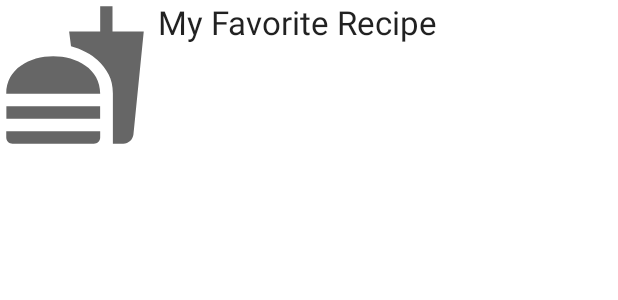
After one commit to Recishop/Recishop, an Android app: the layout item_recipe.xml on its own in the app's theme, with its tools: preview values and no code run, on a phone screen of 412 x 824 dp. The commit adds this screen. Shown: the top 300 px of the screen. Run offline under Robolectric (Android 15) with nearby library versions, the phone set to English and light mode, and no system bars.

Commit message:
Implemented recipe recycler; Created item_recipe layout; Updated session tokens for local login to parse

```diff
--- a/app/src/main/java/com/example/recishop/LoginActivity.java
+++ b/app/src/main/java/com/example/recishop/LoginActivity.java
@@ -13,6 +13,7 @@ import androidx.annotation.Nullable;
 import androidx.appcompat.app.AppCompatActivity;
 
 import com.parse.LogInCallback;
+import com.parse.Parse;
 import com.parse.ParseException;
 import com.parse.ParseUser;
 
@@ -29,10 +30,8 @@ public class LoginActivity extends AppCompatActivity {
         super.onCreate(savedInstanceState);
         setContentView(R.layout.activity_login);
 
-
         if (ParseUser.getCurrentUser() != null){
             goMainActivity();}
-
 
         etUsername = findViewById(R.id.etUsername);
         etPassword = findViewById(R.id.etPassword);
@@ -94,7 +93,6 @@ public class LoginActivity extends AppCompatActivity {
                     Log.e(TAG, "Issue with login", e);
                     return;
                 }
-                //TODO: navigate to the main activity if user has logged in correctly
                 goMainActivity();
                 Toast.makeText(LoginActivity.this, "Success!", Toast.LENGTH_SHORT).show();
             }
--- a/app/src/main/java/com/example/recishop/MainActivity.java
+++ b/app/src/main/java/com/example/recishop/MainActivity.java
@@ -5,11 +5,16 @@ import androidx.appcompat.app.AppCompatActivity;
 import androidx.fragment.app.Fragment;
 import androidx.fragment.app.FragmentManager;
 
+import android.content.Intent;
 import android.os.Bundle;
+import android.util.Log;
 import android.view.MenuItem;
 
 import com.example.recishop.fragments.ProfileFragment;
 import com.google.android.material.bottomnavigation.BottomNavigationView;
+import com.parse.LogOutCallback;
+import com.parse.ParseException;
+import com.parse.ParseUser;
 
 public class MainActivity extends AppCompatActivity {
 
--- a/app/src/main/java/com/example/recishop/ParseApplication.java
+++ b/app/src/main/java/com/example/recishop/ParseApplication.java
@@ -15,8 +15,8 @@ public class ParseApplication extends Application {
         ParseObject.registerSubclass(Recipe.class);
         ParseObject.registerSubclass(Ingredient.class);
         Parse.initialize(new Parse.Configuration.Builder(this)
-                .applicationId("LVo516Wqgsmt6iWsRxlg2VIqlX86E4ffqWJWPeKD")
-                .clientKey("j4YtyMqdwIsUVRo0d4qoJhO4eCnciC2gT87uEGmi")
+                .applicationId("wkPHJkGtOKyFXfC5IsHVM5YRAm6NkNXkWrxz431y")
+                .clientKey("le6mjQExVbw8PdXTFjqSf5prPUQ5okmytdRPgsd4")
                 .server("https://parseapi.back4app.com")
                 .build()
         );
--- /dev/null
+++ b/app/src/main/res/drawable/ic_baseline_fastfood_24.xml
@@ -0,0 +1,10 @@
+<vector xmlns:android="http://schemas.android.com/apk/res/android"
+    android:width="24dp"
+    android:height="24dp"
+    android:viewportWidth="24"
+    android:viewportHeight="24"
+    android:tint="?attr/colorControlNormal">
+  <path
+      android:fillColor="@android:color/white"
+      android:pathData="M18.06,22.99h1.66c0.84,0 1.53,-0.64 1.63,-1.46L23,5.05h-5L18,1h-1.97v4.05h-4.97l0.3,2.34c1.71,0.47 3.31,1.32 4.27,2.26 1.44,1.42 2.43,2.89 2.43,5.29v8.05zM1,21.99L1,21h15.03v0.99c0,0.55 -0.45,1 -1.01,1L2.01,22.99c-0.56,0 -1.01,-0.45 -1.01,-1zM16.03,14.99c0,-8 -15.03,-8 -15.03,0h15.03zM1.02,17h15v2h-15z"/>
+</vector>
--- /dev/null
+++ b/app/src/main/res/layout/item_recipe.xml
@@ -0,0 +1,27 @@
+<?xml version="1.0" encoding="utf-8"?>
+<RelativeLayout xmlns:android="http://schemas.android.com/apk/res/android"
+    xmlns:app="http://schemas.android.com/apk/res-auto"
+    android:layout_width="match_parent"
+    android:layout_height="wrap_content"
+    xmlns:tools="http://schemas.android.com/tools">
+
+    <ImageView
+        android:id="@+id/ivRecipePicture"
+        android:layout_width="100dp"
+        android:layout_height="100dp"
+        android:layout_alignParentStart="true"
+        app:srcCompat="@drawable/ic_baseline_fastfood_24" />
+
+    <TextView
+        android:id="@+id/tvRecipeName"
+        android:layout_toEndOf="@+id/ivRecipePicture"
+        android:layout_marginStart="5dp"
+        android:layout_width="match_parent"
+        android:layout_height="wrap_content"
+        android:textAppearance="@style/TextAppearance.AppCompat.Large"
+        tools:text="My Favorite Recipe"
+        />
+
+
+
+</RelativeLayout>
```
Also changed, not shown: app/src/main/java/com/example/recishop/RecipesAdapter.java (added, +69 -0 lines), app/src/main/java/com/example/recishop/fragments/ProfileFragment.java (+49 -1 lines).
